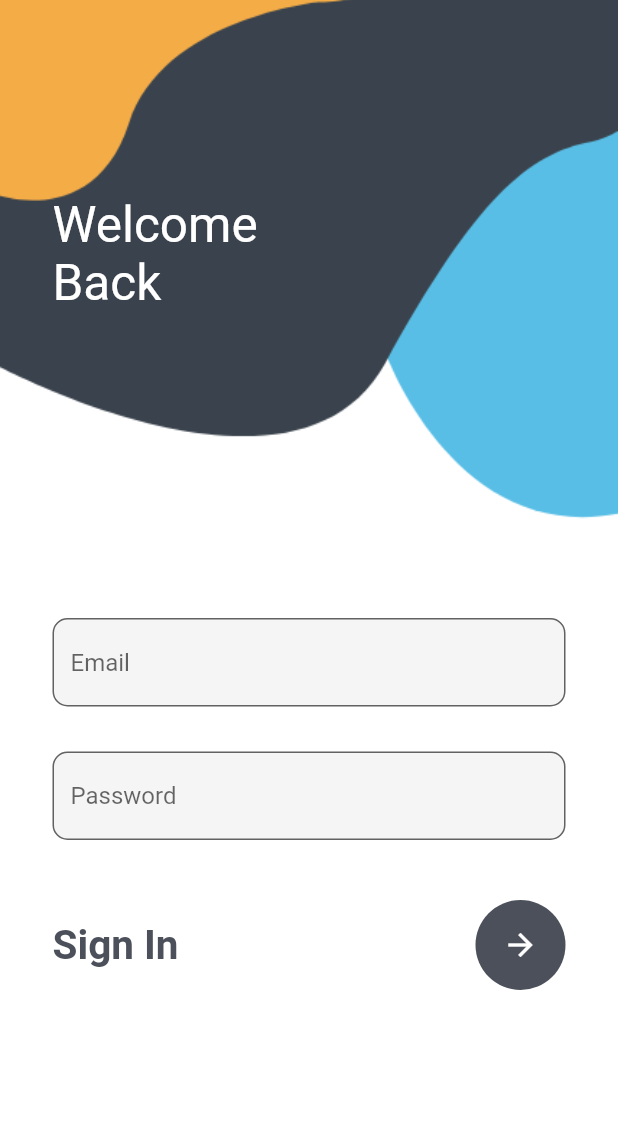
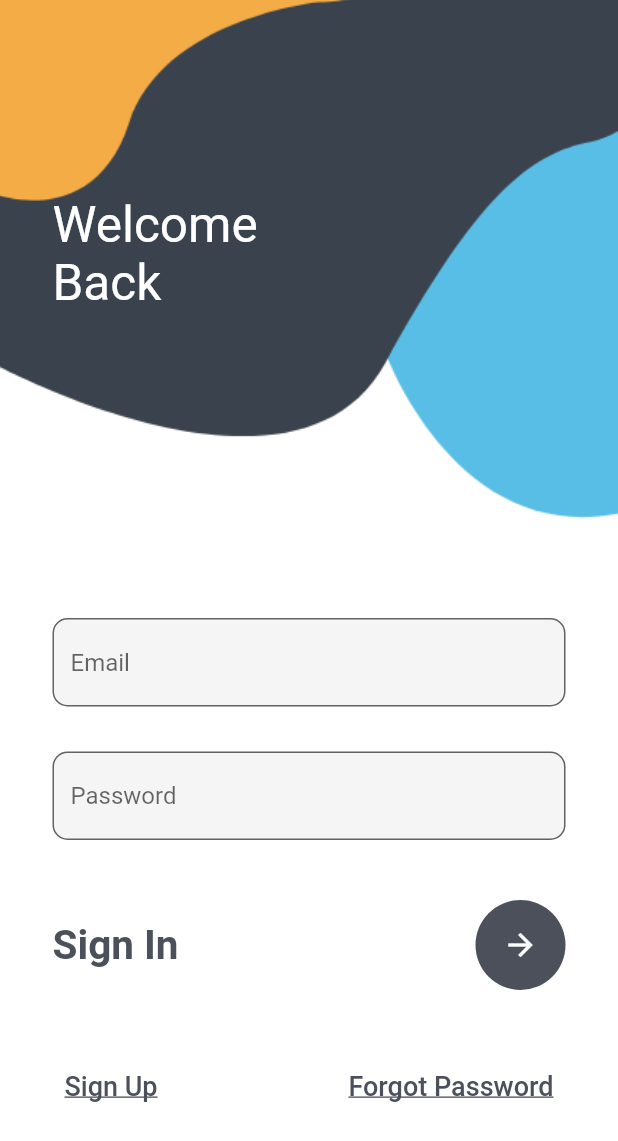
Before and after one commit to harshanand25/loginPage_flutter, a Flutter app: the screen it shows after launch, on a phone screen of 412 x 824 dp. Shown: the top 1141 px of the screen. Run offline on Flutter 3.47's test engine with Material 2 defaults, Android fonts, the phone set to English and light mode, and no system bars.

Commit message:
changes made at 9pm

```diff
--- a/lib/login.dart
+++ b/lib/login.dart
@@ -76,6 +76,35 @@ class _MyLoginState extends State<Mylogin> {
                           backgroundColor: Color(0xff4c505b),
                         )
                       ],
+                    ),
+                    SizedBox(
+                      height: 40,
+                    ),
+                    Row(
+                      mainAxisAlignment: MainAxisAlignment.spaceBetween,
+                      children: [
+                        TextButton(
+                            onPressed: () {},
+                            child: Text(
+                              'Sign Up',
+                              style: TextStyle(
+                                decoration: TextDecoration.underline,
+                                fontSize: 18,
+                                color: Color(0xff4c505b),
+                              ),
+                            )),
+                        TextButton(
+                          onPressed: () {},
+                          child: Text(
+                            'Forgot Password',
+                            style: TextStyle(
+                              decoration: TextDecoration.underline,
+                              fontSize: 18,
+                              color: Color(0xff4c505b),
+                            ),
+                          ),
+                        ),
+                      ],
                     )
                   ],
                 ),
--- /dev/null
+++ b/lib/register.dart
@@ -0,0 +1 @@
+import 'package:flutter/material.dart';
```
